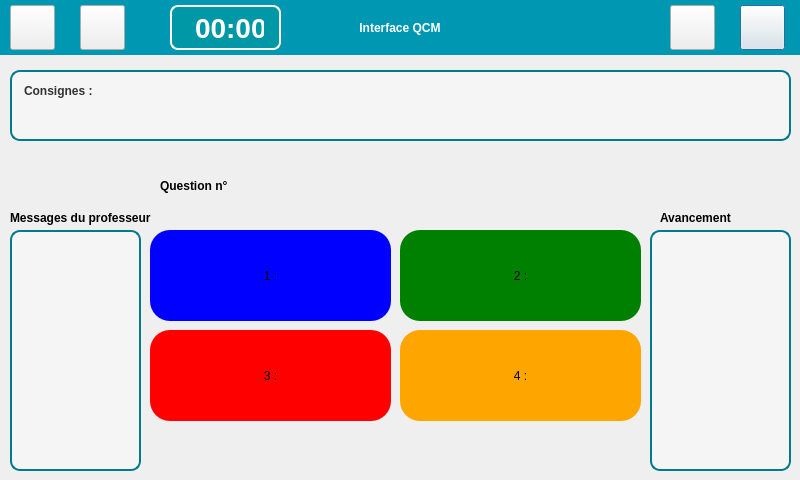
Sam-Depardieu/Labo-de-langue, file InterfaceEleve/interfaceqcm.ui: the form before one commit.
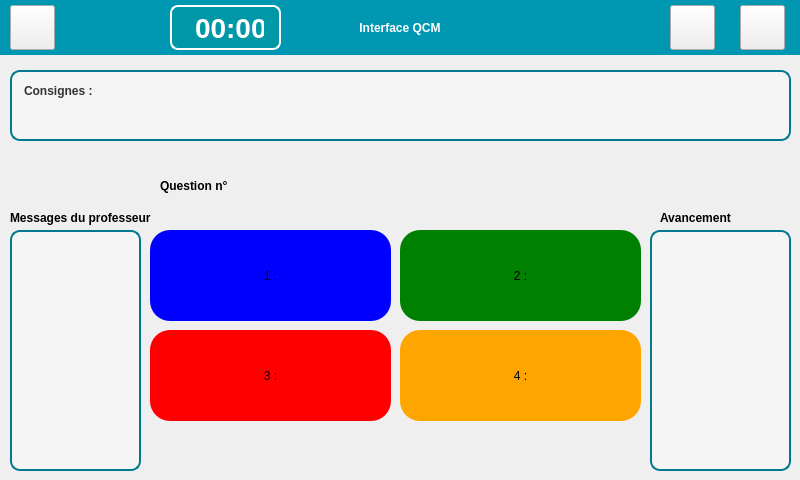
The form after the commit. Icons and pictures are not drawn.

Patch:
```diff
--- a/InterfaceEleve/interfaceqcm.ui
+++ b/InterfaceEleve/interfaceqcm.ui
@@ -241,7 +241,7 @@
   <widget class="QPushButton" name="pushButtonSoumettre">
    <property name="geometry">
     <rect>
-     <x>80</x>
+     <x>740</x>
      <y>5</y>
      <width>45</width>
      <height>45</height>
```
